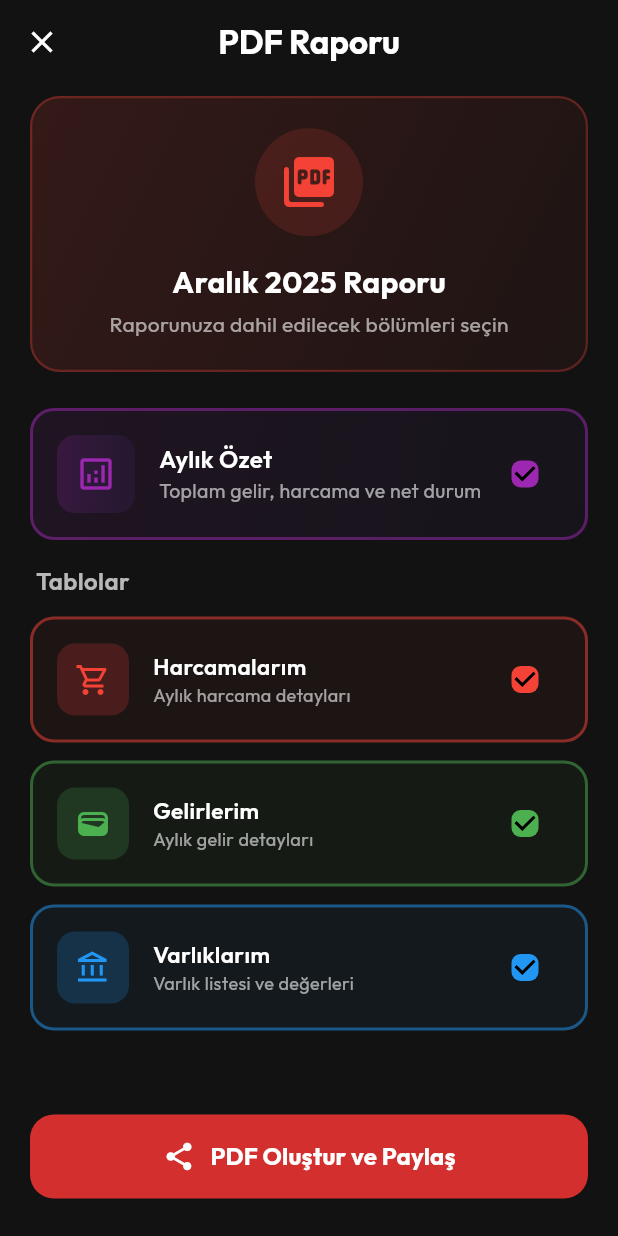
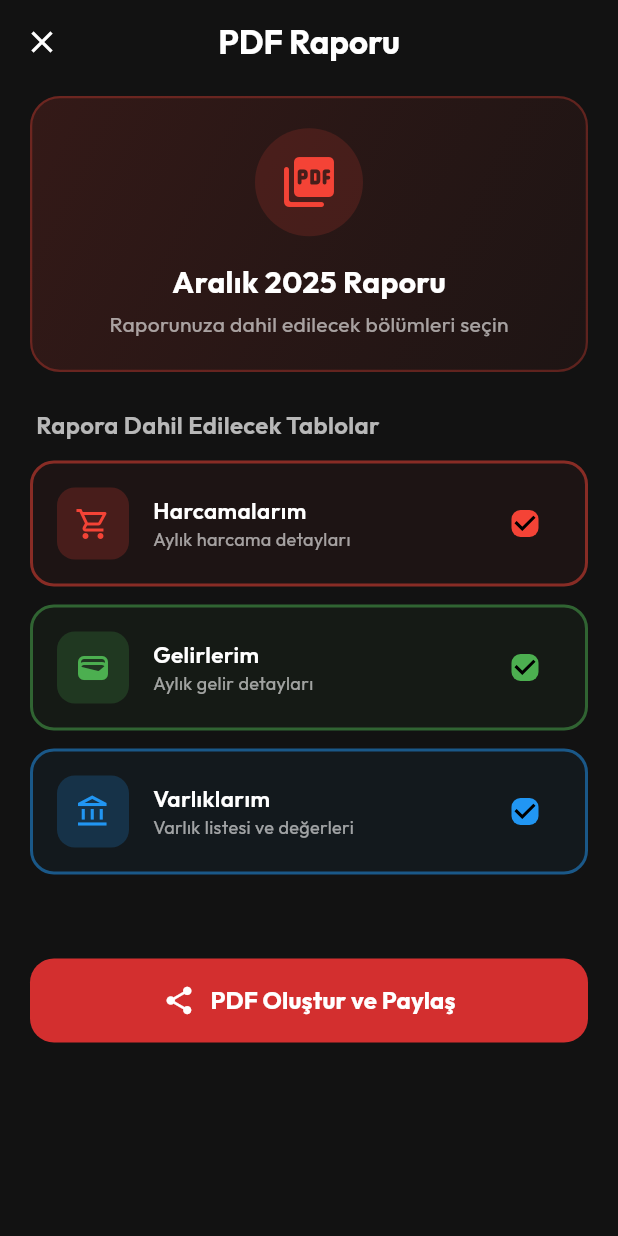
Before and after one commit to SeyitAltintas/Cashly, a Flutter app: the PdfExportPage screen opened directly with empty values, on a phone screen of 412 x 824 dp. Run offline on Flutter 3.47's test engine with Material 3 defaults, Android fonts, the phone set to English and light mode, and no system bars; our stand-ins replace file_picker, fl_chart, flutter_tts, google_fonts, hive_flutter, image_picker and 6 more; accounts and stored records are empty.

```diff
--- a/lib/features/analysis/presentation/pages/pdf_export_page.dart
+++ b/lib/features/analysis/presentation/pages/pdf_export_page.dart
@@ -21,7 +21,6 @@ class PdfExportPage extends StatefulWidget {
 
 class _PdfExportPageState extends State<PdfExportPage> {
   // Checkbox durumları - varsayılan hepsi seçili
-  bool _includeSummary = true;
   bool _includeExpenses = true;
   bool _includeIncomes = true;
   bool _includeAssets = true;
@@ -116,15 +115,11 @@ class _PdfExportPageState extends State<PdfExportPage> {
             ),
             const SizedBox(height: 24),
 
-            // Özet seçeneği (en üstte, özel stil)
-            _buildSummaryTile(theme),
-            const SizedBox(height: 16),
-
             // Bölüm başlığı
             Padding(
               padding: const EdgeInsets.only(left: 4, bottom: 12),
               child: Text(
-                'Tablolar',
+                'Rapora Dahil Edilecek Tablolar',
                 style: TextStyle(
                   fontSize: 16,
                   fontWeight: FontWeight.w600,
@@ -281,89 +276,6 @@ class _PdfExportPageState extends State<PdfExportPage> {
     );
   }
 
-  // Özet tile'ı (özel tasarım)
-  Widget _buildSummaryTile(ThemeData theme) {
-    return InkWell(
-      onTap: () => setState(() => _includeSummary = !_includeSummary),
-      borderRadius: BorderRadius.circular(16),
-      child: Container(
-        padding: const EdgeInsets.all(16),
-        decoration: BoxDecoration(
-          gradient: _includeSummary
-              ? LinearGradient(
-                  colors: [
-                    Colors.purple.withValues(alpha: 0.1),
-                    Colors.deepPurple.withValues(alpha: 0.05),
-                  ],
-                  begin: Alignment.topLeft,
-                  end: Alignment.bottomRight,
-                )
-              : null,
-          border: Border.all(
-            color: _includeSummary
-                ? Colors.purple.withValues(alpha: 0.5)
-                : theme.colorScheme.onSurface.withValues(alpha: 0.1),
-            width: _includeSummary ? 2 : 1,
-          ),
-          borderRadius: BorderRadius.circular(16),
-        ),
-        child: Row(
-          children: [
-            Container(
-              padding: const EdgeInsets.all(12),
-              decoration: BoxDecoration(
-                gradient: LinearGradient(
-                  colors: [
-                    Colors.purple.withValues(alpha: 0.2),
-                    Colors.deepPurple.withValues(alpha: 0.1),
-                  ],
-                ),
-                borderRadius: BorderRadius.circular(12),
-              ),
-              child: const Icon(
-                Icons.analytics_outlined,
-                color: Colors.purple,
-                size: 28,
-              ),
-            ),
-            const SizedBox(width: 16),
-            Expanded(
-              child: Column(
-                crossAxisAlignment: CrossAxisAlignment.start,
-                children: [
-                  Text(
-                    'Aylık Özet',
-                    style: TextStyle(
-                      fontSize: 16,
-                      fontWeight: FontWeight.w600,
-                      color: theme.colorScheme.onSurface,
-                    ),
-                  ),
-                  Text(
-                    'Toplam gelir, harcama ve net durum',
-                    style: TextStyle(
-                      fontSize: 13,
-                      color: theme.colorScheme.onSurface.withValues(alpha: 0.6),
-                    ),
-                  ),
-                ],
-              ),
-            ),
-            Checkbox(
-              value: _includeSummary,
-              onChanged: (value) =>
-                  setState(() => _includeSummary = value ?? true),
-              activeColor: Colors.purple,
-              shape: RoundedRectangleBorder(
-                borderRadius: BorderRadius.circular(6),
-              ),
-            ),
-          ],
-        ),
-      ),
-    );
-  }
-
   Widget _buildCheckboxTile({
     required String title,
     required String subtitle,
@@ -475,7 +387,6 @@ class _PdfExportPageState extends State<PdfExportPage> {
       userName: widget.userName,
       startDate: startDate,
       endDate: endDate,
-      includeSummary: _includeSummary,
       includeExpenses: _includeExpenses,
       includeIncomes: _includeIncomes,
       includeAssets: _includeAssets,
```
Also changed, not shown: lib/services/export_service.dart (+38 -104 lines).
